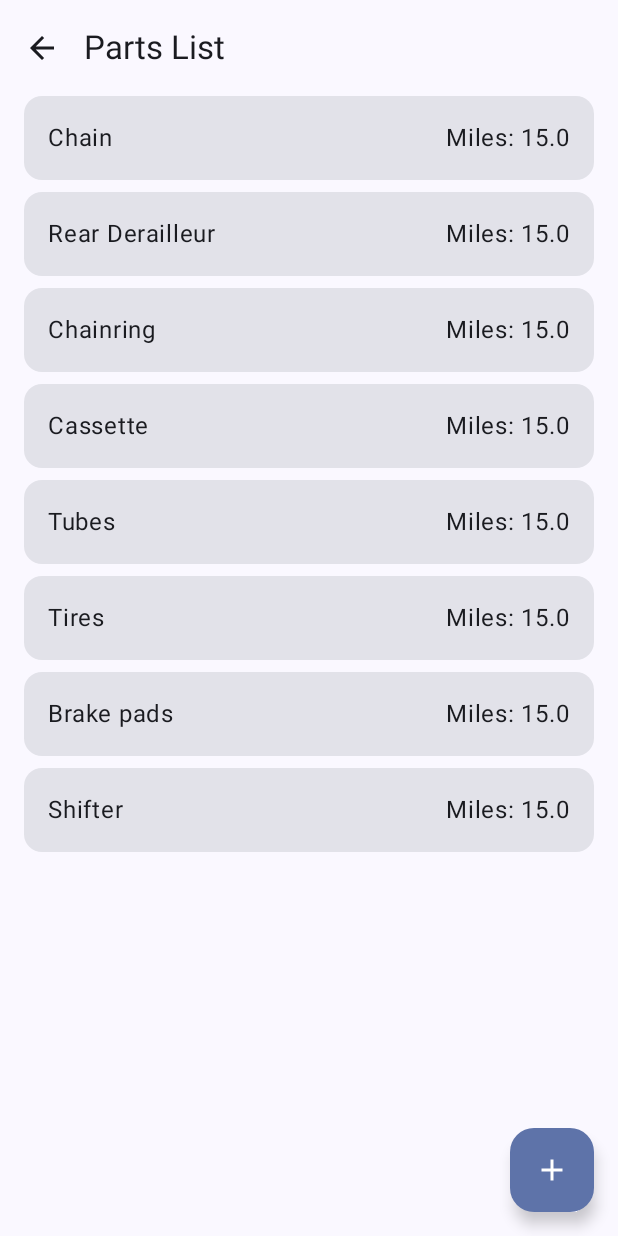
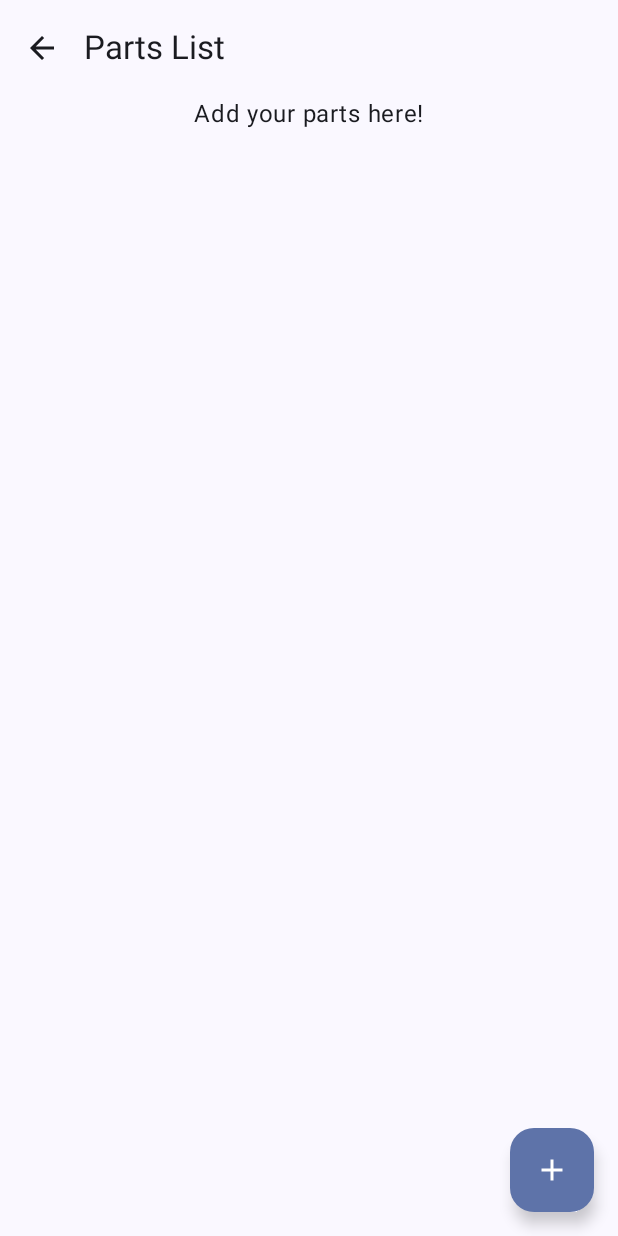
Before and after one commit to 3XAY/CycleMech, an Android app built with Jetpack Compose: the PartsScreen screen opened through its navigation route, on a phone screen of 412 x 824 dp. Run offline under Robolectric (Android 15) with nearby library versions, the phone set to English and light mode, and no system bars.

Commit message:
Removed default parts list and added message when empty

```diff
--- a/Android Project/app/src/main/java/com/xyzian/cyclemech/PartsRepository.kt
+++ b/Android Project/app/src/main/java/com/xyzian/cyclemech/PartsRepository.kt
@@ -28,16 +28,7 @@ class PartsRepository (context: Context){
             val type = object : TypeToken<List<BikePart>>() {}.type
             gson.fromJson(json, type)
         } else{
-            listOf(
-                BikePart(1, "Chain", "Shimano", "CN-HG54", 15F, 0F, 100F,"", 25.00, "10 Speed, Amazon"),
-                BikePart(2, "Rear Derailleur", "Microshift", "Advent X", 15F, 0F, 100F,"",  63.00, "With clutch, 365 Cycles"),
-                BikePart(3, "Chainring", "Deckas", "N/A", 15F, 0F, 100F,  "", 10.00, "38T 104BCD, Amazon"),
-                BikePart(4, "Cassette", "Microshift", "Advent X E-Series", 15F, 0F, 100F, "", 47.00, "Amazon"),
-                BikePart(5, "Tubes", "Goodyear", "N/A", 15F, 0F, 100F,  "", 12.00, "Walmart"),
-                BikePart(6, "Tires", "Continental", "Cross King", 15F, 0F, 100F,  "", 63.00, "26x2.2, Al's (swapped in bike shop)"),
-                BikePart(7, "Brake pads", "CNC", "N/A", 15F, 0F, 100F,  "", 5.00, "Part of a whole set ($27), Amazon"),
-                BikePart(8, "Shifter", "Shimano", "SL-M6000", 15F, 0F, 100F,  "", 28.00, "Amazon")
-            )
+            listOf()
         }
     }
 }
--- a/Android Project/app/src/main/java/com/xyzian/cyclemech/PartsScreen.kt
+++ b/Android Project/app/src/main/java/com/xyzian/cyclemech/PartsScreen.kt
@@ -77,6 +77,17 @@ fun PartsScreen(navController: NavController){
         }
     ){
         paddingValues ->
+        if(bikeParts.isEmpty()){
+            Box(
+                modifier = Modifier
+                    .fillMaxWidth()
+                    .padding(paddingValues),
+                contentAlignment = androidx.compose.ui.Alignment.Center
+            ) {
+                Text(text = "Add your parts here!")
+            }
+        }
+        else{
             LazyColumn(
                 modifier = Modifier.padding(paddingValues),
                 verticalArrangement = Arrangement.spacedBy(8.dp)
@@ -85,7 +96,7 @@ fun PartsScreen(navController: NavController){
                     BikePartItem(part = part)
                 }
             }
-
+        }
         if(showAddPartDialog){
             AddPartDialog(
                 onDismiss = {showAddPartDialog = false},
```
Lines whose indentation alone changed are shown as unchanged.
